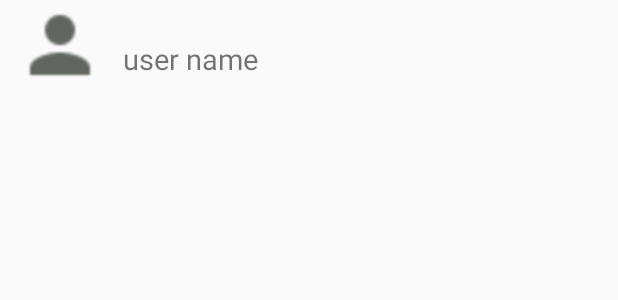
After one commit to anshus7007/WhatsAppClone, an Android app: the layout user_item_search_layout.xml on its own in the app's theme, with its tools: preview values and no code run, on a phone screen of 412 x 824 dp. The commit adds this screen. Shown: the top 300 px of the screen. Run offline under Robolectric (Android 15) with nearby library versions, the phone set to English and light mode, and no system bars.

Commit message:
updated search fragment

```diff
--- /dev/null
+++ b/app/src/main/res/layout/user_item_search_layout.xml
@@ -0,0 +1,77 @@
+<?xml version="1.0" encoding="utf-8"?>
+<RelativeLayout xmlns:android="http://schemas.android.com/apk/res/android"
+    xmlns:tools="http://schemas.android.com/tools"
+    android:layout_width="match_parent"
+    android:layout_height="wrap_content"
+    android:layout_marginLeft="10dp"
+    android:layout_marginRight="10dp"
+    xmlns:app="http://schemas.android.com/apk/res-auto">
+
+    <de.hdodenhof.circleimageview.CircleImageView
+        android:id="@+id/profile_image_search"
+        android:layout_width="60dp"
+        android:layout_height="60dp"
+        android:src="@drawable/ic_profile"/>
+
+    <TextView
+        android:id="@+id/usernameSearch"
+        android:layout_width="wrap_content"
+        android:layout_height="wrap_content"
+        android:text="user name"
+        android:layout_toEndOf="@+id/profile_image_search"
+        android:layout_centerInParent="true"
+        android:layout_marginStart="12dp"
+        android:textSize="19sp"
+        />
+
+    <de.hdodenhof.circleimageview.CircleImageView
+        android:id="@+id/image_online"
+        android:layout_width="17dp"
+        android:layout_height="17dp"
+        android:src="@drawable/ic_profile"
+        app:civ_border_width="12dp"
+        app:civ_border_color="#05df29"
+        android:layout_below="@+id/usernameSearch"
+        android:layout_marginTop="12dp"
+        android:layout_marginStart="-17dp"
+        android:layout_toEndOf="@+id/profile_image_search"
+        tools:ignore="UnknownIdInLayout"
+        android:visibility="gone"
+        />
+    <de.hdodenhof.circleimageview.CircleImageView
+        android:id="@+id/image_offline"
+        android:layout_width="17dp"
+        android:layout_height="17dp"
+        android:src="@drawable/ic_profile"
+        app:civ_border_width="12dp"
+        app:civ_border_color="#bfbfbf"
+        android:layout_below="@+id/usernameSearch"
+        android:layout_marginTop="12dp"
+        android:layout_marginStart="-17dp"
+        android:layout_toEndOf="@+id/profile_image_search"
+        tools:ignore="UnknownIdInLayout"
+        android:visibility="gone"
+        />
+
+
+
+    <TextView
+        android:id="@+id/message_last"
+        android:layout_below="@+id/usernameSearch"
+        android:layout_width="wrap_content"
+        android:layout_height="wrap_content"
+        android:layout_marginLeft="20dp"
+        android:layout_marginTop="14dp"
+        android:layout_toRightOf="@+id/profile_image_search"
+        android:layout_toEndOf="@+id/profile_image_search"
+        android:textSize="19sp"
+        android:padding="6dp"
+        android:maxLines="1"
+        android:textStyle="bold"
+        android:textColor="#000000"
+
+        />
+
+
+
+</RelativeLayout>
```
Also changed, not shown: app/src/main/java/com/anshu/whatsappmessenger/adapter/UserAdapter.kt (added, +47 -0 lines), app/src/main/java/com/anshu/whatsappmessenger/ui/fragments/SearchFragment.kt (+100 -3 lines), app/src/main/res/layout/fragment_search.xml (+15 -7 lines).
